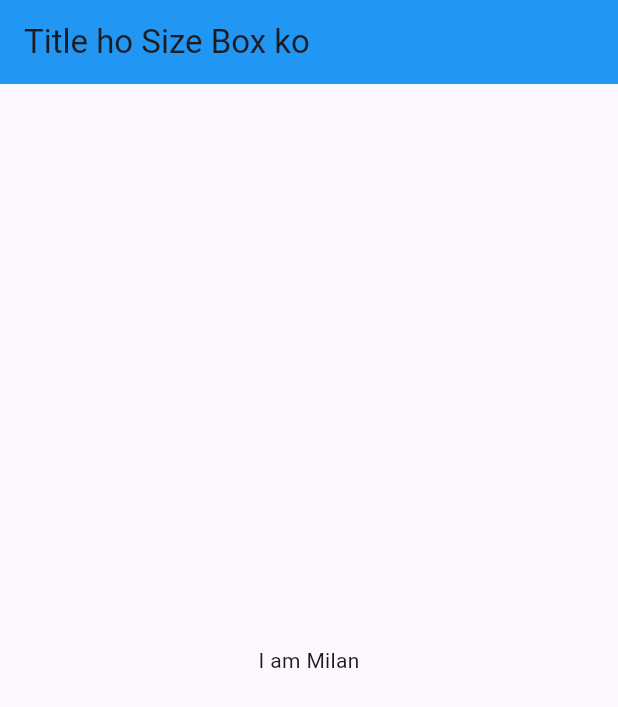
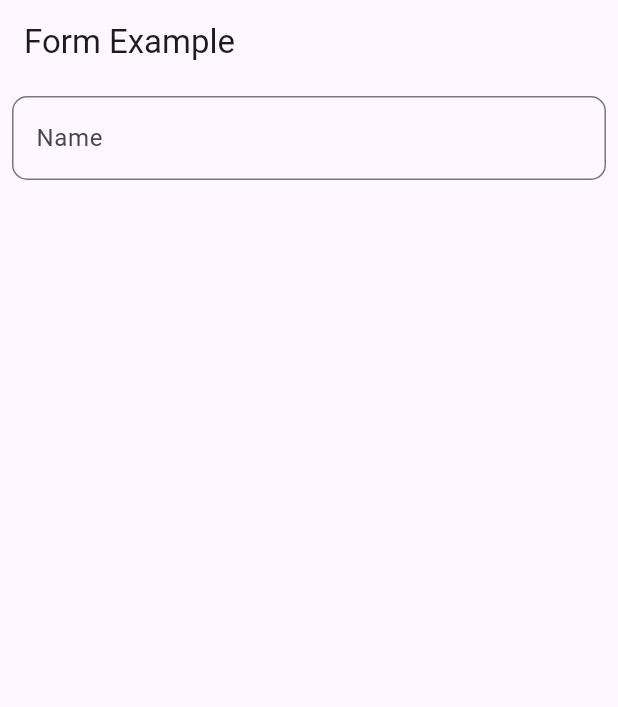
Before and after one commit to milan-1936/flutter_2, a Flutter app: the screen it shows after launch, on a phone screen of 412 x 824 dp. Shown: the top 707 px of the screen. Run offline on Flutter 3.47's test engine with Material 3 defaults, Android fonts, the phone set to English and light mode, and no system bars.

Commit message:
Form widget

```diff
--- /dev/null
+++ b/lib/inputfields.dart
@@ -0,0 +1,32 @@
+import 'package:flutter/material.dart';
+
+class formWidget extends StatelessWidget {
+  const formWidget({super.key});
+
+  @override
+  Widget build(BuildContext context) {
+    return Scaffold(
+      appBar: AppBar(
+        title: Text("Form Example"),
+      ),
+      body: Form(
+        child: Padding(
+          padding: const EdgeInsets.all(8.0),
+          child: Column(
+            children: [
+              TextFormField(
+                decoration:InputDecoration(
+                  border: OutlineInputBorder(
+                    borderRadius: BorderRadius.circular(10),
+                  ),
+                  hintText: "Enter Name",
+                  labelText: "Name"
+                ),
+              ),
+            ],
+            ),
+        ),
+          )
+    );
+  }
+}
--- a/lib/main.dart
+++ b/lib/main.dart
@@ -1,4 +1,5 @@
 import 'package:flutter/material.dart';
+import 'package:flutter_2/inputfields.dart';
 // import 'package:flutter_2/buttons.dart';
 // import 'package:flutter_2/counter_app.dart';
 import 'package:flutter_2/sizebox.dart';
@@ -24,7 +25,7 @@ class MyApp extends StatelessWidget {
         colorScheme: ColorScheme.fromSeed(seedColor: Colors.deepPurple),
       ),
       debugShowCheckedModeBanner: false,
-      home: SizeBoxes(),
+      home: formWidget(),
     );
   }
 }
```
